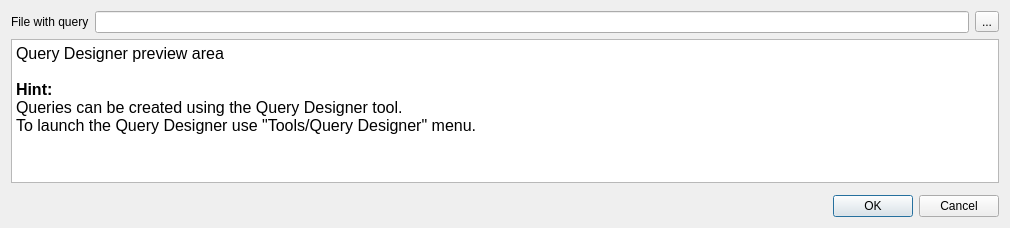
Old version of the form src/plugins/query_designer/src/QDDialog.ui in the repository ugeneunipro/ugene.
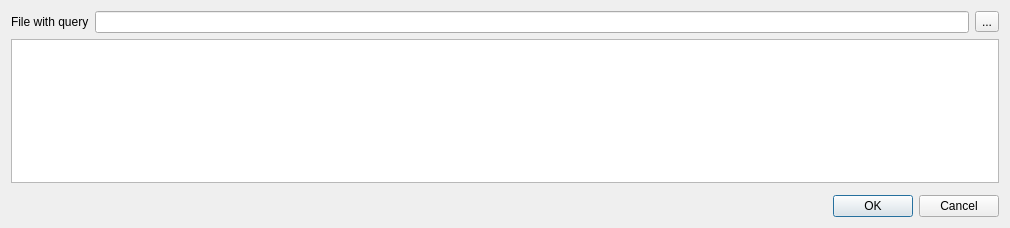
New version of the form.

```diff
--- a/src/plugins/query_designer/src/QDDialog.ui
+++ b/src/plugins/query_designer/src/QDDialog.ui
@@ -60,7 +60,7 @@
 li.unchecked::marker { content: &quot;\2610&quot;; }
 li.checked::marker { content: &quot;\2612&quot;; }
 &lt;/style&gt;&lt;/head&gt;&lt;body style=&quot; font-family:'Ubuntu'; font-size:12pt; font-weight:400; font-style:normal;&quot;&gt;
-&lt;p style=&quot; margin-top:0px; margin-bottom:0px; margin-left:0px; margin-right:0px; -qt-block-indent:0; text-indent:0px;&quot;&gt;Query Designer preview area &lt;br /&gt;&lt;br /&gt;&lt;span style=&quot; font-weight:700;&quot;&gt;Hint:&lt;/span&gt;&lt;br /&gt;Queries can be created using the Query Designer tool.&lt;br /&gt;To launch the Query Designer use &amp;quot;Tools/Query Designer&amp;quot; menu.&lt;br /&gt;&lt;/p&gt;&lt;/body&gt;&lt;/html&gt;</string>
+&lt;p style=&quot;-qt-paragraph-type:empty; margin-top:0px; margin-bottom:0px; margin-left:0px; margin-right:0px; -qt-block-indent:0; text-indent:0px;&quot;&gt;&lt;br /&gt;&lt;/p&gt;&lt;/body&gt;&lt;/html&gt;</string>
      </property>
      <property name="textInteractionFlags">
       <set>Qt::TextSelectableByKeyboard|Qt::TextSelectableByMouse</set>
```
